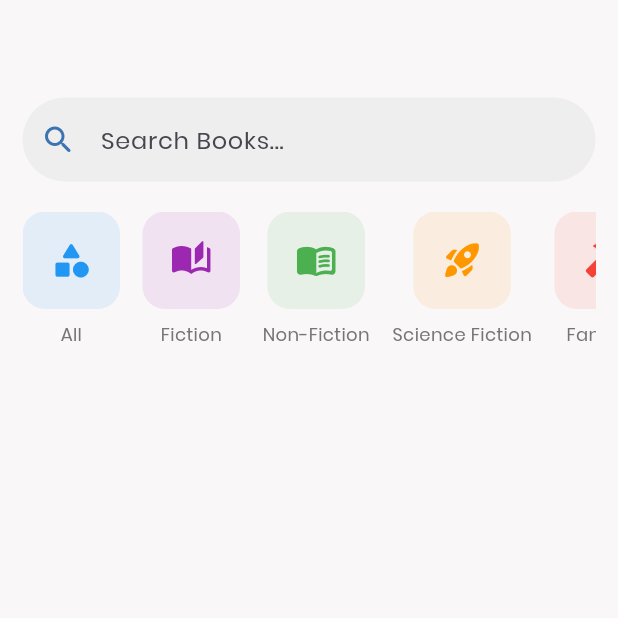
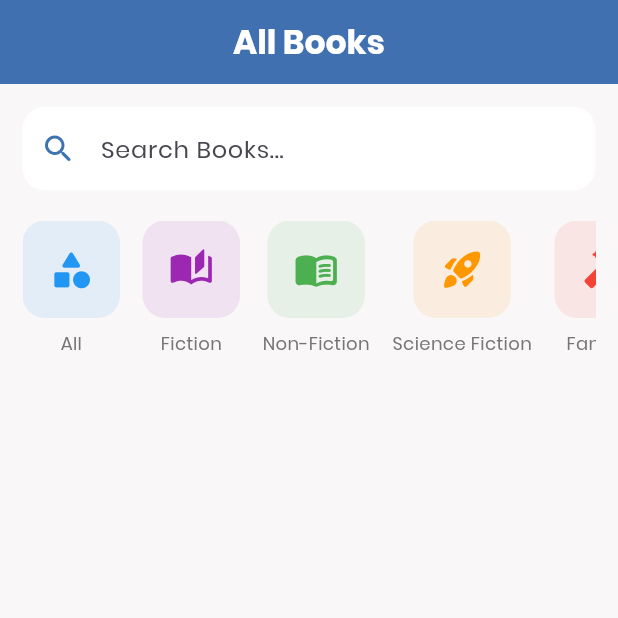
Before and after one commit to vannnedln/LIBX, a Flutter app: the AllBooks screen opened directly, on a phone screen of 412 x 824 dp, the top half of it. Run offline on Flutter 3.47's test engine with Material 3 defaults, Android fonts, the phone set to English and light mode, and no system bars; our stand-ins replace curved_navigation_bar, email_validator, image_picker, lottie, quickalert, skeletonizer and 1 more; accounts and stored records are empty; network calls fail.

```diff
--- a/lib/pages/auth/admin/all_books.dart
+++ b/lib/pages/auth/admin/all_books.dart
@@ -367,6 +367,18 @@ class AllBooksState extends State<AllBooks> {
   @override
   Widget build(BuildContext context) {
     return Scaffold(
+      appBar: AppBar(
+        title: const Text(
+          'All Books',
+          style: TextStyle(
+            fontWeight: FontWeight.bold,
+            color: Colors.white,
+          ),
+        ),
+        centerTitle: true,
+        backgroundColor: secondary,
+        elevation: 4,
+      ),
       backgroundColor: background,
       body: RefreshIndicator(
         color: primary,
@@ -377,7 +389,6 @@ class AllBooksState extends State<AllBooks> {
           child: Column(
             crossAxisAlignment: CrossAxisAlignment.start,
             children: [
-              const SizedBox(height: 50),
               Row(
                 children: [
                   Expanded(
@@ -404,12 +415,25 @@ class AllBooksState extends State<AllBooks> {
                           color: secondary,
                         ),
                         filled: true,
-                        fillColor: Colors.grey[200],
+                        fillColor: Colors.white,
                         border: OutlineInputBorder(
-                          borderRadius: BorderRadius.circular(30),
+                          borderRadius: BorderRadius.circular(15),
                           borderSide: BorderSide.none,
                         ),
                       ),
+                    ),
+                  ),
+                  Container(
+                    decoration: BoxDecoration(
+                      borderRadius: BorderRadius.circular(15),
+                      boxShadow: [
+                        BoxShadow(
+                          color: Colors.black.withOpacity(0.1),
+                          spreadRadius: 0,
+                          blurRadius: 15,
+                          offset: const Offset(0, 5),
+                        ),
+                      ],
                     ),
                   ),
                 ],
@@ -441,14 +465,16 @@ class AllBooksState extends State<AllBooks> {
                               height: 65,
                               decoration: BoxDecoration(
                                 color: selectedCategory == categories[index]
-                                    ? categoryColors.withOpacity(0.2)
+                                    ? categoryColors
                                     : categoryColors.withOpacity(0.1),
                                 borderRadius: BorderRadius.circular(15),
                               ),
                               child: Icon(
                                 categoryIcon,
-                                color: categoryColors,
-                                size: 28,
+                                size: 30,
+                                color: selectedCategory == categories[index]
+                                    ? Colors.white
+                                    : categoryColors,
                               ),
                             ),
                             const SizedBox(height: 8),
@@ -535,6 +561,7 @@ class AllBooksState extends State<AllBooks> {
                         ),
                       )
                     : ListView.builder(
+                        padding: const EdgeInsets.only(top: 30),
                         itemCount: filteredBooks.length,
                         itemBuilder: (context, index) {
                           final book = filteredBooks[index];
@@ -669,7 +696,7 @@ class AllBooksState extends State<AllBooks> {
                                                     child: Text(
                                                       (book['quantity'] ?? 0) >
                                                               0
-                                                          ? 'Available'
+                                                          ? '${book['quantity']} Available'
                                                           : 'Not Available',
                                                       style: TextStyle(
                                                         fontSize: 12,
```
Also changed, not shown: lib/pages/auth/admin/admin_profile_settings.dart (+32 -4 lines).
